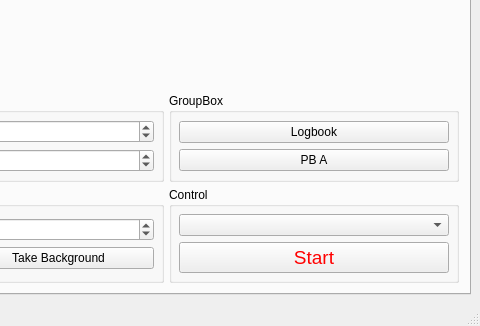
This is gui/UISpectrometer.ui in sergey-tomin/pyhirex as Qt 5 draws it before an edit; both pictures show x 679 to 1159 and y 434 to 760 of the 1159 by 760 pixel window. The edited form follows.
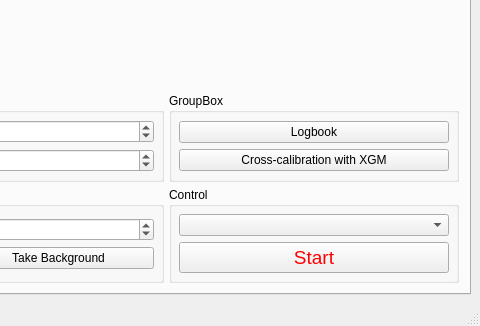
This is the edited form.

Commit message: added cross-calibration

Diff of the .ui file:
```diff
--- a/gui/UISpectrometer.ui
+++ b/gui/UISpectrometer.ui
@@ -486,7 +486,7 @@
              <item row="1" column="0">
               <widget class="QPushButton" name="pb_a">
                <property name="text">
-                <string>PB A</string>
+                <string>Cross-calibration with XGM</string>
                </property>
               </widget>
              </item>
```
Left out of the diff: 2 changed lines with no effect on the pictures. The commit also changes 7 other files.
